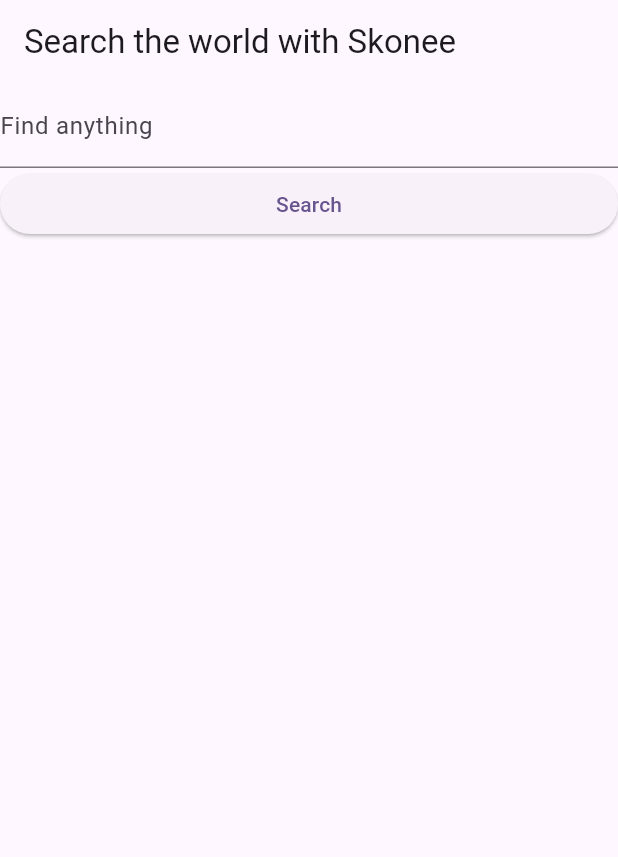
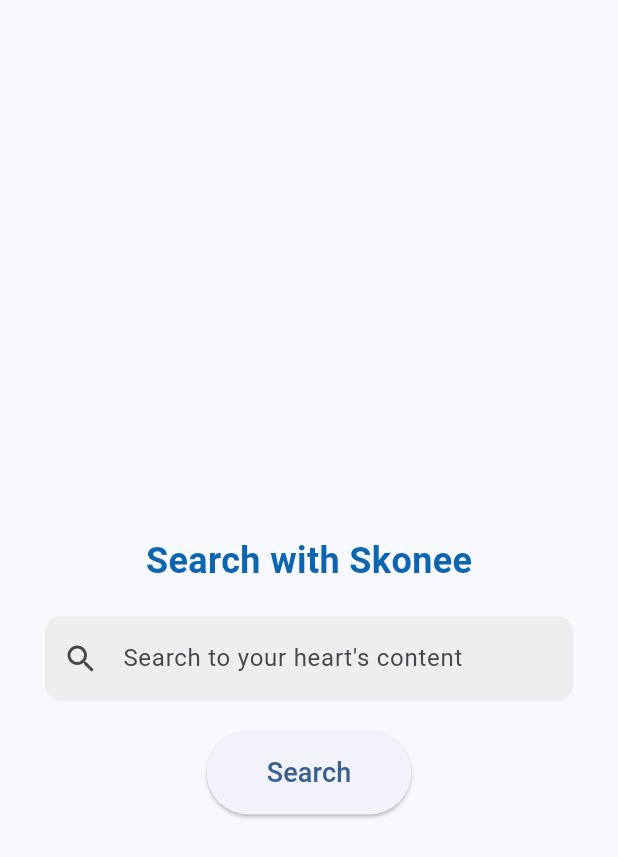
Before and after one commit to sdrrfxc/skonee_search, a Flutter app: the screen it shows after launch, on a phone screen of 412 x 824 dp. Shown: the top 857 px of the screen. Run offline on Flutter 3.47's test engine with Material 3 defaults, Android fonts, the light colour scheme and no system bars.

Commit message:
Design pretty much done. Maybe a few tweaks soon.

```diff
--- a/lib/main.dart
+++ b/lib/main.dart
@@ -14,13 +14,10 @@
     return MaterialApp(
       title: 'Skonee',
       theme: ThemeData(
-
-        colorScheme: ColorScheme.fromSeed(seedColor: Colors.deepPurple),
+        colorScheme: ColorScheme.fromSeed(seedColor: Colors.blue),
         useMaterial3: true,
       ),
-      home: const HomePage(),
-
-      );
-
+      home: HomePage(),
+    );
   }
 }
--- a/lib/pages/homepage.dart
+++ b/lib/pages/homepage.dart
@@ -1,34 +1,83 @@
-
-
-import 'package:flutter/cupertino.dart';
 import 'package:flutter/material.dart';
 import 'package:skonee_search/pages/searchResultPage.dart';
 
-class HomePage extends StatefulWidget {
-  const HomePage({Key? key}) : super(key: key);
+class HomePage extends StatelessWidget {
+  final TextEditingController searchController = TextEditingController();
 
   @override
-  State<HomePage> createState() => _HomePageState();
-}
-
-class _HomePageState extends State<HomePage> {
-  final searchController = TextEditingController();
-
-  @override
-  Widget build(BuildContext context){
+  Widget build(BuildContext context) {
     return Scaffold(
-      appBar: AppBar(title: const Text("Search the world with Skonee"),),
-      body: ListView(
-        children: [
-          TextField(
-            decoration: InputDecoration(labelText: "Find anything"),
-            controller: searchController,
+      appBar: PreferredSize(
+        preferredSize:
+            Size.fromHeight(kToolbarHeight + 20.0), // Add 20.0 padding
+        child: AppBar(
+          title: Padding(
+            padding: EdgeInsets.only(top: 20.0), // Add 20.0 padding
+            child: Text(
+              "",
+              style: TextStyle(
+                  // Set font color to blue
+                  ),
+            ),
           ),
-          ElevatedButton(onPressed: () {
-            Navigator.of(context).push(MaterialPageRoute(builder: (_) => const SearchResults()));
-          }, child: const Text("Search"))
-        ],
-      )
+        ),
+      ),
+      body: Padding(
+        padding: const EdgeInsets.all(30.0),
+        child: Column(
+          mainAxisAlignment: MainAxisAlignment.center,
+          children: [
+            Text(
+              "Search with Skonee",
+              style: TextStyle(
+                fontSize: 24.0,
+                fontWeight: FontWeight.bold,
+                color: const Color.fromARGB(
+                    255, 11, 101, 175), // Set font color to blue
+              ),
+            ),
+            SizedBox(height: 20.0),
+            TextField(
+              decoration: InputDecoration(
+                hintText: "Search to your heart's content",
+                filled: true,
+                fillColor: Colors.grey[200],
+                border: OutlineInputBorder(
+                  borderRadius: BorderRadius.circular(10.0),
+                  borderSide: BorderSide.none,
+                ),
+                prefixIcon: Icon(Icons.search),
+                contentPadding:
+                    EdgeInsets.symmetric(horizontal: 20.0, vertical: 16.0),
+              ),
+              controller: searchController,
+              onSubmitted: (query) {
+                // Navigate to search results page when the user submits the search query
+                Navigator.of(context).push(MaterialPageRoute(
+                  builder: (_) => SearchResults(searchQuery: query),
+                ));
+              },
+            ),
+            SizedBox(height: 20.0),
+            ElevatedButton(
+              onPressed: () {
+                // Navigate to search results page when the user clicks the button
+                Navigator.of(context).push(MaterialPageRoute(
+                  builder: (_) =>
+                      SearchResults(searchQuery: searchController.text),
+                ));
+              },
+              style: ElevatedButton.styleFrom(
+                padding: EdgeInsets.symmetric(horizontal: 40.0, vertical: 15.0),
+              ),
+              child: Text(
+                "Search",
+                style: TextStyle(fontSize: 18.0),
+              ),
+            ),
+          ],
+        ),
+      ),
     );
   }
 }
```
Also changed, not shown: lib/pages/searchResultPage.dart (+63 -7 lines), 2 other files.
